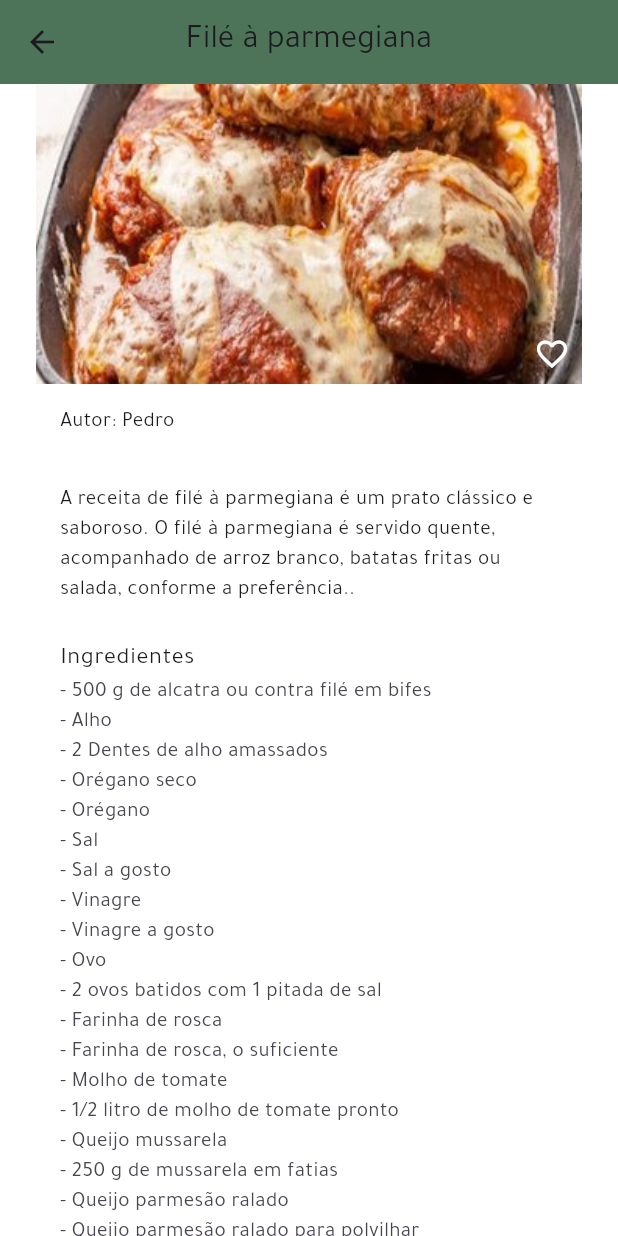
After one commit to GustaPeruci/PAC---IV, a Flutter app: the RecipesInfosPage screen opened by its route, on a phone screen of 412 x 824 dp. The commit adds this screen. Run offline on Flutter 3.47's test engine with Material 2 defaults, Android fonts, the phone set to English and light mode, and no system bars; our stand-ins replace cloud_firestore, firebase_core; accounts and stored records are empty.

Commit message:
Tela individual das receitas e configurações (protótipo)
- Criada a tela individual de cada receita
- Criada a tela de configurações

```diff
--- a/snackbook/lib/pages/app.dart
+++ b/snackbook/lib/pages/app.dart
@@ -7,6 +7,8 @@ import 'login.dart';
 import 'signup.dart';
 import 'profile.dart';
 import 'editProfile.dart';
+import 'recipesInfos.dart';
+import 'settings.dart';
 
 ThemeData myTheme = ThemeData(
   useMaterial3: true,
@@ -50,6 +52,8 @@ class SnackBookApp extends StatelessWidget {
         '/editProfile': (BuildContext context) => const EditProfilePage(),
         '/': (BuildContext context) => const HomePage(),
         '/receita': (BuildContext context) => const ReceitaPage(),
+        '/recipesInfos': (BuildContext context) => const RecipesInfosPage(),
+        '/settings': (BuildContext context) => const SettingsPage(),
       },
       theme: myTheme,
     );
--- /dev/null
+++ b/snackbook/lib/pages/recipesInfos.dart
@@ -0,0 +1,78 @@
+import 'package:flutter/material.dart';
+import '../colors.dart';
+
+class RecipesInfosPage extends StatefulWidget {
+  const RecipesInfosPage({Key? key}) : super(key: key);
+
+  @override
+  _RecipesInfosPageState createState() => _RecipesInfosPageState();
+}
+
+class _RecipesInfosPageState extends State<RecipesInfosPage> {
+  @override
+  Widget build(BuildContext context) {
+    return Scaffold(
+      backgroundColor: Colors.white,
+      appBar: AppBar(
+        title: Text('Filé à parmegiana'),
+        centerTitle: true,
+        backgroundColor: kSbGreen900,
+      ),
+      body: ListView(
+        padding: const EdgeInsets.symmetric(horizontal: 24.0),
+        children: <Widget>[
+          Stack(
+            children: [
+              Image.asset(
+                'assets/receitas/fileparmegiana.jpg',
+                width: double.infinity,
+                height: 200,
+                fit: BoxFit.cover,
+              ),
+              Positioned(
+                bottom: 8,
+                right: 8,
+                child: Icon(
+                  Icons.favorite_border,
+                  color: Colors.white,
+                ),
+              ),
+            ],
+          ),
+          Padding(
+            padding: EdgeInsets.all(16.0),
+            child: Text('Autor: Pedro'),
+          ),
+          Padding(
+            padding: EdgeInsets.all(16.0),
+            child: Text(
+              'A receita de filé à parmegiana é um prato clássico e saboroso. O filé à parmegiana é servido quente, acompanhado de arroz branco, batatas fritas ou salada, conforme a preferência..',
+            ),
+          ),
+          ListTile(
+            title: Text('Ingredientes'),
+            subtitle: Text(
+                '- 500 g de alcatra ou contra filé em bifes\n- Alho\n- 2 Dentes de alho amassados\n- Orégano seco\n- Orégano\n- Sal\n- Sal a gosto\n- Vinagre\n- Vinagre a gosto\n- Ovo\n- 2 ovos batidos com 1 pitada de sal\n- Farinha de rosca\n- Farinha de rosca, o suficiente\n- Molho de tomate\n- 1/2 litro de molho de tomate pronto\n- Queijo mussarela\n- 250 g de mussarela em fatias\n- Queijo parmesão ralado\n- Queijo parmesão ralado para polvilhar\n- Pimenta-do-reino\n- Pimenta-do-reino a gosto'),
+          ),
+          ListTile(
+            title: Text('Instruções'),
+            subtitle: Text(
+                '1 Tempere os filés com o alho, orégano, sal, pimenta e vinagre.\n2 Passe pela farinha de rosca, nos ovos batidos e novamente pela farinha de rosca.\n3 Frite em óleo quente.\n4 Escorra sobre papel absorvente.\n5 Acomode os filés em um refratário regado com um pouco de molho.\n6 Coloque fatias de mussarela sobre os filés.\n7 Regue com o molho.\n8 Polvilhe o queijo parmesão ralado.\n9 Leve ao forno pré-aquecido para derreter a mussarela.\n10 Sirva com arroz ou purê e uma salada.'),
+          ),
+          Container(
+            height: 60,
+            width: 60,
+            child: const TextField(
+              keyboardType: TextInputType.multiline,
+              minLines: 1,
+              maxLines: 3,
+              decoration: InputDecoration(
+                labelText: 'Comentário',
+              ),
+            ),
+          ),
+        ],
+      ),
+    );
+  }
+}
```
Also changed, not shown: snackbook/lib/pages/home.dart (+10 -5 lines), snackbook/lib/pages/profile.dart (+9 -0 lines), snackbook/lib/pages/receita.dart (+10 -14 lines), snackbook/lib/pages/settings.dart (added, +37 -0 lines).
